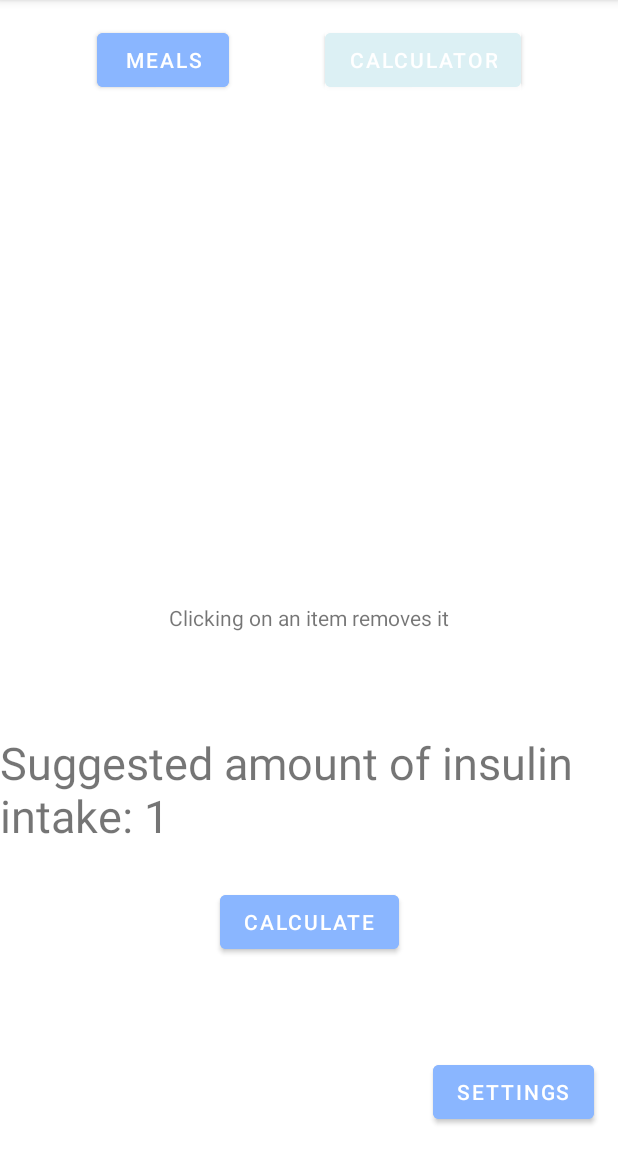
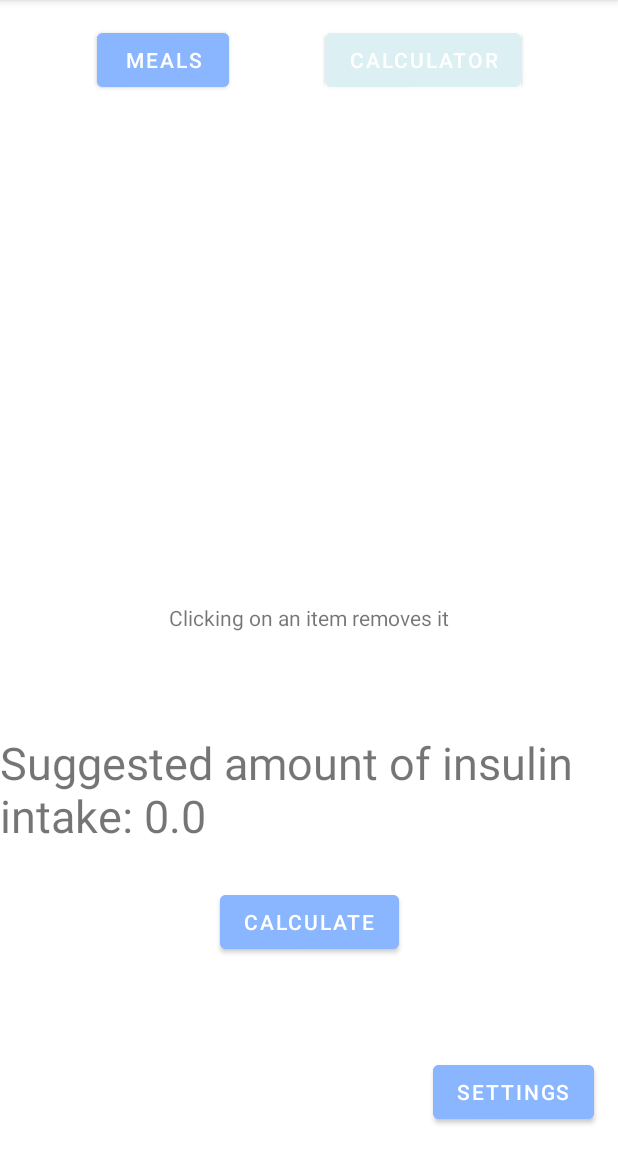
Before and after one commit to Fieldbishop/Carb-GG, an Android app: the screen it shows after launch (MainActivity), after a tap on "CALCULATE", on a phone screen of 412 x 824 dp, the part 84-1236 px from its top. Run offline under Robolectric (Android 15) with nearby library versions, the phone set to English and light mode, and no system bars.

Commit message:
carbs laskuri toimii, klikkaamal poisto toimii

```diff
--- a/app/src/main/java/com/example/carbgg/ListToSend.java
+++ b/app/src/main/java/com/example/carbgg/ListToSend.java
@@ -2,7 +2,7 @@ package com.example.carbgg;
 
 import java.util.ArrayList;
 
-public class ListToSend {
+public class ListToSend{
     private static ArrayList<Meal> meals;
     private static ListToSend ourInstance = new ListToSend();
 
--- a/app/src/main/java/com/example/carbgg/MainActivity.java
+++ b/app/src/main/java/com/example/carbgg/MainActivity.java
@@ -14,7 +14,8 @@ public class MainActivity extends AppCompatActivity {
     float x1, x2, y1, y2;                                                   // values for swipe
     private TextView tv;
     private ListView lv;
-    private String defaultmsg = "Please enter meals";
+    float totalCarbs = 0;
+    private String defaultMsg = "Please enter meals";
     ArrayAdapter<Meal> adapter;
 
     @Override
@@ -29,7 +30,7 @@ public class MainActivity extends AppCompatActivity {
             lv.setAdapter(adapter);
         }else{
             lv.setAdapter(null);
-            tv.setText(defaultmsg);
+            tv.setText(defaultMsg);
         }
         lv.setOnItemClickListener(new AdapterView.OnItemClickListener() {
             @Override
@@ -41,7 +42,15 @@ public class MainActivity extends AppCompatActivity {
         });
     }
     public void btnCalculate(View view) {
-        tv.setText("Suggested amount of insulin intake: "+"1");
+
+        for(int i=0; i<ListToSend.getInstance().getNames().size(); i++){
+            Meal mealToAdd = ListToSend.getInstance().getNames().get(i);
+            Float carbsOfMealToAdd=mealToAdd.getMealCarbs();
+            totalCarbs += carbsOfMealToAdd;
+
+            Log.d("test",String.valueOf(totalCarbs));
+        }
+        tv.setText("Suggested amount of insulin intake: "+totalCarbs);
         ListToSend.getInstance().eraseList();
     }
 
```
